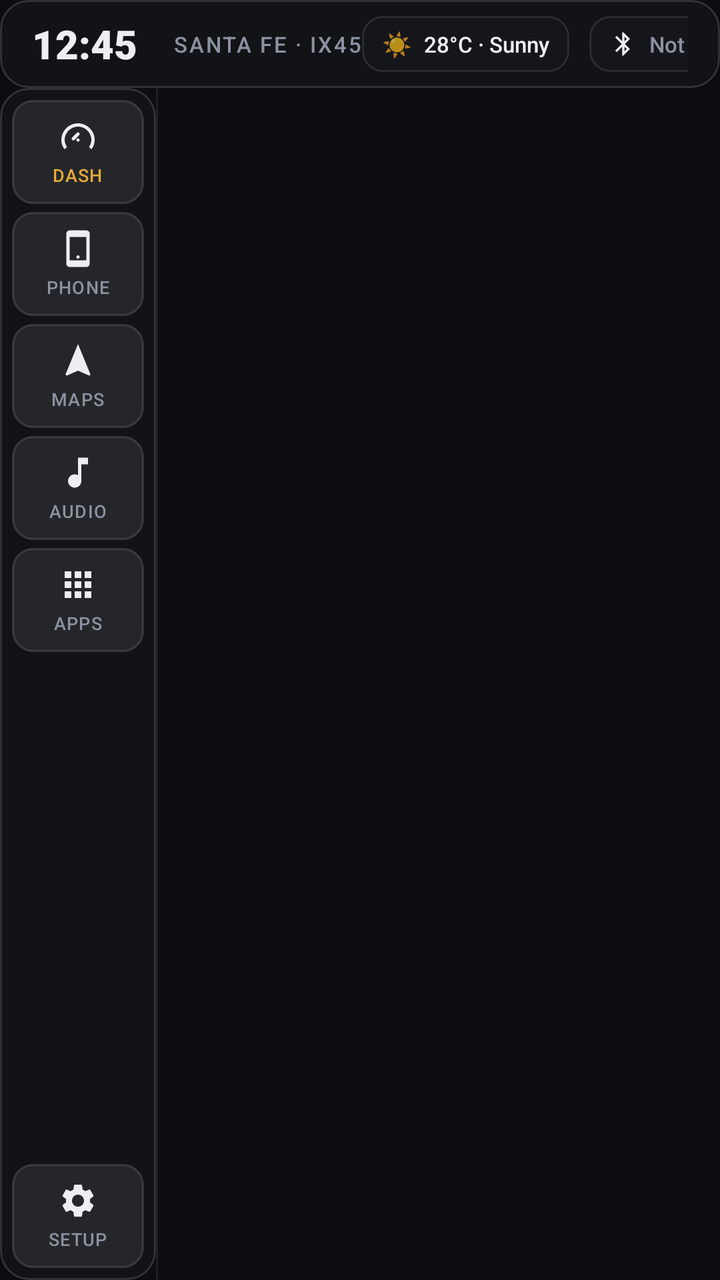
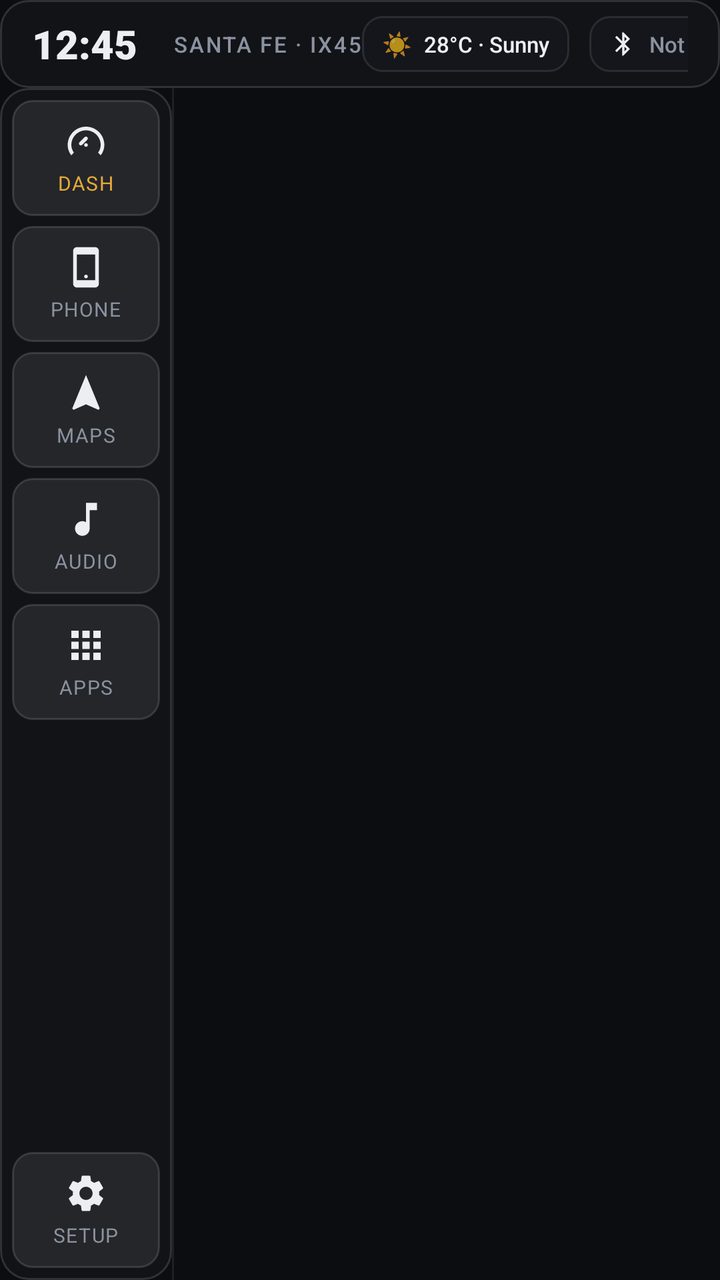

Compare the two renders of this Android layout. The source of the first and the diff that turns it into the second are given below.
<!-- AndroidManifest.xml: application theme Theme.ApexDrive -->
<!-- res/layout/activity_main.xml -->
<?xml version="1.0" encoding="utf-8"?>
<LinearLayout xmlns:android="http://schemas.android.com/apk/res/android"
    android:layout_width="match_parent"
    android:layout_height="match_parent"
    android:orientation="vertical"
    android:background="@color/cockpit_surface_base">

    
    <LinearLayout
        android:id="@+id/headerBar"
        android:layout_width="match_parent"
        android:layout_height="44dp"
        android:orientation="horizontal"
        android:gravity="center_vertical"
        android:background="@drawable/bg_panel"
        android:paddingStart="16dp"
        android:paddingEnd="16dp">

        
        <TextView
            android:id="@+id/tvClock"
            android:layout_width="wrap_content"
            android:layout_height="wrap_content"
            android:text="12:45"
            android:textColor="@color/cockpit_text_primary"
            android:textSize="20sp"
            android:fontFamily="sans-serif-black" />

        
        <TextView
            android:id="@+id/tvVehicleModel"
            android:layout_width="wrap_content"
            android:layout_height="wrap_content"
            android:layout_marginStart="18dp"
            android:text="SANTA FE · IX45"
            android:textColor="@color/cockpit_text_secondary"
            android:textSize="11sp"
            android:fontFamily="sans-serif-medium"
            android:letterSpacing="0.08" />

        <View
            android:layout_width="0dp"
            android:layout_height="1dp"
            android:layout_weight="1" />

        
        <LinearLayout
            android:id="@+id/pillHeaderWeather"
            android:layout_width="wrap_content"
            android:layout_height="28dp"
            android:orientation="horizontal"
            android:gravity="center_vertical"
            android:background="@drawable/bg_card_inner"
            android:paddingStart="10dp"
            android:paddingEnd="10dp"
            android:clickable="true"
            android:focusable="true">

            <TextView
                android:id="@+id/tvWeatherIcon"
                android:layout_width="wrap_content"
                android:layout_height="wrap_content"
                android:text="☀️"
                android:textSize="12sp" />

            <TextView
                android:id="@+id/tvWeatherText"
                android:layout_width="wrap_content"
                android:layout_height="wrap_content"
                android:layout_marginStart="6dp"
                android:text="28°C · Sunny"
                android:textColor="@color/cockpit_text_primary"
                android:textSize="11sp"
                android:fontFamily="sans-serif-medium" />
        </LinearLayout>

        
        <LinearLayout
            android:id="@+id/pillHeaderBluetooth"
            android:layout_width="wrap_content"
            android:layout_height="28dp"
            android:layout_marginStart="10dp"
            android:orientation="horizontal"
            android:gravity="center_vertical"
            android:background="@drawable/bg_card_inner"
            android:paddingStart="10dp"
            android:paddingEnd="10dp"
            android:clickable="true"
            android:focusable="true">

            <ImageView
                android:id="@+id/ivHeaderBtIcon"
                android:layout_width="14dp"
                android:layout_height="14dp"
                android:src="@drawable/ic_nav_bluetooth"
                android:contentDescription="Bluetooth" />

            <TextView
                android:id="@+id/tvHeaderBluetooth"
                android:layout_width="wrap_content"
                android:layout_height="wrap_content"
                android:layout_marginStart="6dp"
                android:text="Not Connected"
                android:textColor="@color/cockpit_text_secondary"
                android:textSize="11sp"
                android:fontFamily="sans-serif-medium" />
        </LinearLayout>

    </LinearLayout>

    
    <LinearLayout
        android:layout_width="match_parent"
        android:layout_height="0dp"
        android:layout_weight="1"
        android:orientation="horizontal">

        
        <LinearLayout
            android:id="@+id/driverRail"
            android:layout_width="78dp"
            android:layout_height="match_parent"
            android:orientation="vertical"
            android:gravity="center_horizontal"
            android:background="@drawable/bg_panel"
            android:paddingTop="6dp"
            android:paddingBottom="6dp">

            
            <LinearLayout
                android:id="@+id/railBtnDash"
                android:layout_width="66dp"
                android:layout_height="52dp"
                android:orientation="vertical"
                android:gravity="center"
                android:background="@drawable/bg_elevated_btn"
                android:clickable="true"
                android:focusable="true">

                <ImageView
                    android:id="@+id/ivDashIcon"
                    android:layout_width="20dp"
                    android:layout_height="20dp"
                    android:src="@drawable/ic_nav_dash"
                    android:contentDescription="Dash" />

                <TextView
                    android:id="@+id/tvDashLabel"
                    android:layout_width="wrap_content"
                    android:layout_height="wrap_content"
                    android:layout_marginTop="3dp"
                    android:text="DASH"
                    android:textColor="@color/accent_amber"
                    android:textSize="9sp"
                    android:fontFamily="sans-serif-medium"
                    android:letterSpacing="0.05" />
            </LinearLayout>

            
            <LinearLayout
                android:id="@+id/railBtnCarPlay"
                android:layout_width="66dp"
                android:layout_height="52dp"
                android:layout_marginTop="4dp"
                android:orientation="vertical"
                android:gravity="center"
                android:background="@drawable/bg_elevated_btn"
                android:clickable="true"
                android:focusable="true">

                <ImageView
                    android:id="@+id/ivCarPlayIcon"
                    android:layout_width="20dp"
                    android:layout_height="20dp"
                    android:src="@drawable/ic_nav_carplay"
                    android:contentDescription="CarPlay" />

                <TextView
                    android:id="@+id/tvCarPlayLabel"
                    android:layout_width="wrap_content"
                    android:layout_height="wrap_content"
                    android:layout_marginTop="3dp"
                    android:text="PHONE"
                    android:textColor="@color/cockpit_text_secondary"
                    android:textSize="9sp"
                    android:fontFamily="sans-serif-medium"
                    android:letterSpacing="0.05" />
            </LinearLayout>

            
            <LinearLayout
                android:id="@+id/railBtnMaps"
                android:layout_width="66dp"
                android:layout_height="52dp"
                android:layout_marginTop="4dp"
                android:orientation="vertical"
                android:gravity="center"
                android:background="@drawable/bg_elevated_btn"
                android:clickable="true"
                android:focusable="true">

                <ImageView
                    android:id="@+id/ivMapsIcon"
                    android:layout_width="20dp"
                    android:layout_height="20dp"
                    android:src="@drawable/ic_nav_maps"
                    android:contentDescription="Maps" />

                <TextView
                    android:id="@+id/tvMapsLabel"
                    android:layout_width="wrap_content"
                    android:layout_height="wrap_content"
                    android:layout_marginTop="3dp"
                    android:text="MAPS"
                    android:textColor="@color/cockpit_text_secondary"
                    android:textSize="9sp"
                    android:fontFamily="sans-serif-medium"
                    android:letterSpacing="0.05" />
            </LinearLayout>

            
            <LinearLayout
                android:id="@+id/railBtnAudio"
                android:layout_width="66dp"
                android:layout_height="52dp"
                android:layout_marginTop="4dp"
                android:orientation="vertical"
                android:gravity="center"
                android:background="@drawable/bg_elevated_btn"
                android:clickable="true"
                android:focusable="true">

                <ImageView
                    android:id="@+id/ivAudioIcon"
                    android:layout_width="20dp"
                    android:layout_height="20dp"
                    android:src="@drawable/ic_nav_audio"
                    android:contentDescription="Audio" />

                <TextView
                    android:id="@+id/tvAudioLabel"
                    android:layout_width="wrap_content"
                    android:layout_height="wrap_content"
                    android:layout_marginTop="3dp"
                    android:text="AUDIO"
                    android:textColor="@color/cockpit_text_secondary"
                    android:textSize="9sp"
                    android:fontFamily="sans-serif-medium"
                    android:letterSpacing="0.05" />
            </LinearLayout>

            
            <LinearLayout
                android:id="@+id/railBtnApps"
                android:layout_width="66dp"
                android:layout_height="52dp"
                android:layout_marginTop="4dp"
                android:orientation="vertical"
                android:gravity="center"
                android:background="@drawable/bg_elevated_btn"
                android:clickable="true"
                android:focusable="true">

                <ImageView
                    android:id="@+id/ivAppsIcon"
                    android:layout_width="20dp"
                    android:layout_height="20dp"
                    android:src="@drawable/ic_nav_apps"
                    android:contentDescription="Apps" />

                <TextView
                    android:id="@+id/tvAppsLabel"
                    android:layout_width="wrap_content"
                    android:layout_height="wrap_content"
                    android:layout_marginTop="3dp"
                    android:text="APPS"
                    android:textColor="@color/cockpit_text_secondary"
                    android:textSize="9sp"
                    android:fontFamily="sans-serif-medium"
                    android:letterSpacing="0.05" />
            </LinearLayout>

            
            <View
                android:layout_width="1dp"
                android:layout_height="0dp"
                android:layout_weight="1" />

            
            <LinearLayout
                android:id="@+id/railBtnSetup"
                android:layout_width="66dp"
                android:layout_height="52dp"
                android:orientation="vertical"
                android:gravity="center"
                android:background="@drawable/bg_elevated_btn"
                android:clickable="true"
                android:focusable="true">

                <ImageView
                    android:id="@+id/ivSetupIcon"
                    android:layout_width="20dp"
                    android:layout_height="20dp"
                    android:src="@drawable/ic_nav_setup"
                    android:contentDescription="Setup" />

                <TextView
                    android:id="@+id/tvSetupLabel"
                    android:layout_width="wrap_content"
                    android:layout_height="wrap_content"
                    android:layout_marginTop="3dp"
                    android:text="SETUP"
                    android:textColor="@color/cockpit_text_secondary"
                    android:textSize="9sp"
                    android:fontFamily="sans-serif-medium"
                    android:letterSpacing="0.05" />
            </LinearLayout>

        </LinearLayout>

        
        <View
            android:layout_width="1dp"
            android:layout_height="match_parent"
            android:background="@color/cockpit_surface_border_subtle" />

        
        <FrameLayout
            android:id="@+id/viewContainer"
            android:layout_width="0dp"
            android:layout_height="match_parent"
            android:layout_weight="1" />

    </LinearLayout>

</LinearLayout>
<!-- resources referenced by this layout -->
<resources>
  <color name="accent_amber">#E5A93C</color>
  <color name="cockpit_surface_base">#0C0D10</color>
  <color name="cockpit_surface_border_subtle">#1C2027</color>
  <color name="cockpit_text_primary">#ECEEF2</color>
  <color name="cockpit_text_secondary">#8B92A0</color>
  <!-- drawable bg_card_inner (drawable) -->
  <?xml version="1.0" encoding="utf-8"?>
  <shape xmlns:android="http://schemas.android.com/apk/res/android"
      android:shape="rectangle">
      
      <solid android:color="#77181B22" />
      <stroke
          android:width="1dp"
          android:color="#1AFFFFFF" />
      <corners android:radius="10dp" />
  </shape>
  <!-- drawable bg_panel (drawable) -->
  <?xml version="1.0" encoding="utf-8"?>
  <shape xmlns:android="http://schemas.android.com/apk/res/android"
      android:shape="rectangle">
      
      <solid android:color="#E8121419" />
      <stroke
          android:width="1dp"
          android:color="#24FFFFFF" />
      <corners android:radius="14dp" />
  </shape>
  <!-- drawable ic_nav_apps (drawable) -->
  <vector xmlns:android="http://schemas.android.com/apk/res/android"
      android:width="24dp"
      android:height="24dp"
      android:viewportWidth="24"
      android:viewportHeight="24">
      
      <path
          android:fillColor="#ECEEF2"
          android:pathData="M4,8h4V4H4v4zm6,12h4v-4h-4v4zm-6,0h4v-4H4v4zm0,-6h4v-4H4v4zm6,0h4v-4h-4v4zm6,-10v4h4V4h-4zm-6,4h4V4h-4v4zm6,6h4v-4h-4v4zm0,6h4v-4h-4v4z" />
  </vector>
  <!-- drawable ic_nav_audio (drawable) -->
  <vector xmlns:android="http://schemas.android.com/apk/res/android"
      android:width="24dp"
      android:height="24dp"
      android:viewportWidth="24"
      android:viewportHeight="24">
      
      <path
          android:fillColor="#ECEEF2"
          android:pathData="M12,3v10.55c-0.59,-0.34 -1.27,-0.55 -2,-0.55 -2.21,0 -4,1.79 -4,4s1.79,4 4,4 4,-1.79 4,-4V7h4V3h-6z" />
  </vector>
  <!-- drawable ic_nav_bluetooth (drawable) -->
  <vector xmlns:android="http://schemas.android.com/apk/res/android"
      android:width="24dp"
      android:height="24dp"
      android:viewportWidth="24"
      android:viewportHeight="24">
      
      <path
          android:fillColor="#ECEEF2"
          android:pathData="M17.71,7.71L12,2h-1v7.59L6.41,5 5,6.41 10.59,12 5,17.59 6.41,19 11,14.41V22h1l5.71,-5.71 -4.3,-4.29 4.3,-4.29zM13,5.83l1.88,1.88L13,9.59V5.83zm1.88,10.46L13,18.17v-3.76l1.88,1.88z" />
  </vector>
  <!-- drawable ic_nav_carplay (drawable) -->
  <vector xmlns:android="http://schemas.android.com/apk/res/android"
      android:width="24dp"
      android:height="24dp"
      android:viewportWidth="24"
      android:viewportHeight="24">
      
      <path
          android:fillColor="#ECEEF2"
          android:pathData="M17,1.01L7,1c-1.1,0 -2,0.9 -2,2v18c0,1.1 0.9,2 2,2h10c1.1,0 2,-0.9 2,-2V3c0,-1.1 -0.9,-1.99 -2,-1.99zM17,19H7V5h10v14zM12,18c0.55,0 1,-0.45 1,-1s-0.45,-1 -1,-1 -1,0.45 -1,1 0.45,1 1,1z" />
  </vector>
  <!-- drawable ic_nav_maps (drawable) -->
  <vector xmlns:android="http://schemas.android.com/apk/res/android"
      android:width="24dp"
      android:height="24dp"
      android:viewportWidth="24"
      android:viewportHeight="24">
      
      <path
          android:fillColor="#ECEEF2"
          android:pathData="M12,2L4.5,20.29l0.71,0.71L12,18l6.79,3 0.71,-0.71z" />
  </vector>
  <style name="Theme.ApexDrive" parent="Theme.AppCompat.NoActionBar">
          <item name="android:windowBackground">@color/cockpit_surface_base</item>
          <item name="android:statusBarColor">@color/cockpit_surface_panel</item>
          <item name="android:navigationBarColor">@color/cockpit_surface_base</item>
          <item name="android:windowNoTitle">true</item>
          <item name="android:windowFullscreen">true</item>
          <item name="android:colorBackground">@color/cockpit_surface_base</item>
      </style>
  <color name="cockpit_surface_panel">#13151A</color>
  <!-- unchanged entries left out for length: 3 -->
</resources>

<!-- the commit's change to res/layout/activity_main.xml (unified diff, before → after) -->
@@ -118,7 +118,7 @@
         
         <LinearLayout
             android:id="@+id/driverRail"
-            android:layout_width="78dp"
+            android:layout_width="86dp"
             android:layout_height="match_parent"
             android:orientation="vertical"
             android:gravity="center_horizontal"
@@ -129,8 +129,8 @@
             
             <LinearLayout
                 android:id="@+id/railBtnDash"
-                android:layout_width="66dp"
-                android:layout_height="52dp"
+                android:layout_width="74dp"
+                android:layout_height="58dp"
                 android:orientation="vertical"
                 android:gravity="center"
                 android:background="@drawable/bg_elevated_btn"
@@ -139,8 +139,8 @@
 
                 <ImageView
                     android:id="@+id/ivDashIcon"
-                    android:layout_width="20dp"
-                    android:layout_height="20dp"
+                    android:layout_width="22dp"
+                    android:layout_height="22dp"
                     android:src="@drawable/ic_nav_dash"
                     android:contentDescription="Dash" />
 
@@ -151,17 +151,17 @@
                     android:layout_marginTop="3dp"
                     android:text="DASH"
                     android:textColor="@color/accent_amber"
-                    android:textSize="9sp"
-                    android:fontFamily="sans-serif-medium"
+                    android:textSize="10sp"
+                    android:fontFamily="sans-serif-bold"
                     android:letterSpacing="0.05" />
             </LinearLayout>
 
             
             <LinearLayout
                 android:id="@+id/railBtnCarPlay"
-                android:layout_width="66dp"
-                android:layout_height="52dp"
-                android:layout_marginTop="4dp"
+                android:layout_width="74dp"
+                android:layout_height="58dp"
+                android:layout_marginTop="5dp"
                 android:orientation="vertical"
                 android:gravity="center"
                 android:background="@drawable/bg_elevated_btn"
@@ -170,8 +170,8 @@
 
                 <ImageView
                     android:id="@+id/ivCarPlayIcon"
-                    android:layout_width="20dp"
-                    android:layout_height="20dp"
+                    android:layout_width="22dp"
+                    android:layout_height="22dp"
                     android:src="@drawable/ic_nav_carplay"
                     android:contentDescription="CarPlay" />
 
@@ -182,17 +182,17 @@
                     android:layout_marginTop="3dp"
                     android:text="PHONE"
                     android:textColor="@color/cockpit_text_secondary"
-                    android:textSize="9sp"
-                    android:fontFamily="sans-serif-medium"
+                    android:textSize="10sp"
+                    android:fontFamily="sans-serif-bold"
                     android:letterSpacing="0.05" />
             </LinearLayout>
 
             
             <LinearLayout
                 android:id="@+id/railBtnMaps"
-                android:layout_width="66dp"
-                android:layout_height="52dp"
-                android:layout_marginTop="4dp"
+                android:layout_width="74dp"
+                android:layout_height="58dp"
+                android:layout_marginTop="5dp"
                 android:orientation="vertical"
                 android:gravity="center"
                 android:background="@drawable/bg_elevated_btn"
@@ -201,8 +201,8 @@
 
                 <ImageView
                     android:id="@+id/ivMapsIcon"
-                    android:layout_width="20dp"
-                    android:layout_height="20dp"
+                    android:layout_width="22dp"
+                    android:layout_height="22dp"
                     android:src="@drawable/ic_nav_maps"
                     android:contentDescription="Maps" />
 
@@ -213,17 +213,17 @@
                     android:layout_marginTop="3dp"
                     android:text="MAPS"
                     android:textColor="@color/cockpit_text_secondary"
-                    android:textSize="9sp"
-                    android:fontFamily="sans-serif-medium"
+                    android:textSize="10sp"
+                    android:fontFamily="sans-serif-bold"
                     android:letterSpacing="0.05" />
             </LinearLayout>
 
             
             <LinearLayout
                 android:id="@+id/railBtnAudio"
-                android:layout_width="66dp"
-                android:layout_height="52dp"
-                android:layout_marginTop="4dp"
+                android:layout_width="74dp"
+                android:layout_height="58dp"
+                android:layout_marginTop="5dp"
                 android:orientation="vertical"
                 android:gravity="center"
                 android:background="@drawable/bg_elevated_btn"
@@ -232,8 +232,8 @@
 
                 <ImageView
                     android:id="@+id/ivAudioIcon"
-                    android:layout_width="20dp"
-                    android:layout_height="20dp"
+                    android:layout_width="22dp"
+                    android:layout_height="22dp"
                     android:src="@drawable/ic_nav_audio"
                     android:contentDescription="Audio" />
 
@@ -244,17 +244,17 @@
                     android:layout_marginTop="3dp"
                     android:text="AUDIO"
                     android:textColor="@color/cockpit_text_secondary"
-                    android:textSize="9sp"
-                    android:fontFamily="sans-serif-medium"
+                    android:textSize="10sp"
+                    android:fontFamily="sans-serif-bold"
                     android:letterSpacing="0.05" />
             </LinearLayout>
 
             
             <LinearLayout
                 android:id="@+id/railBtnApps"
-                android:layout_width="66dp"
-                android:layout_height="52dp"
-                android:layout_marginTop="4dp"
+                android:layout_width="74dp"
+                android:layout_height="58dp"
+                android:layout_marginTop="5dp"
                 android:orientation="vertical"
                 android:gravity="center"
                 android:background="@drawable/bg_elevated_btn"
@@ -263,8 +263,8 @@
 
                 <ImageView
                     android:id="@+id/ivAppsIcon"
-                    android:layout_width="20dp"
-                    android:layout_height="20dp"
+                    android:layout_width="22dp"
+                    android:layout_height="22dp"
                     android:src="@drawable/ic_nav_apps"
                     android:contentDescription="Apps" />
 
@@ -275,8 +275,8 @@
                     android:layout_marginTop="3dp"
                     android:text="APPS"
                     android:textColor="@color/cockpit_text_secondary"
-                    android:textSize="9sp"
-                    android:fontFamily="sans-serif-medium"
+                    android:textSize="10sp"
+                    android:fontFamily="sans-serif-bold"
                     android:letterSpacing="0.05" />
             </LinearLayout>
 
@@ -289,8 +289,8 @@
             
             <LinearLayout
                 android:id="@+id/railBtnSetup"
-                android:layout_width="66dp"
-                android:layout_height="52dp"
+                android:layout_width="74dp"
+                android:layout_height="58dp"
                 android:orientation="vertical"
                 android:gravity="center"
                 android:background="@drawable/bg_elevated_btn"
@@ -299,8 +299,8 @@
 
                 <ImageView
                     android:id="@+id/ivSetupIcon"
-                    android:layout_width="20dp"
-                    android:layout_height="20dp"
+                    android:layout_width="22dp"
+                    android:layout_height="22dp"
                     android:src="@drawable/ic_nav_setup"
                     android:contentDescription="Setup" />
 
@@ -311,8 +311,8 @@
                     android:layout_marginTop="3dp"
                     android:text="SETUP"
                     android:textColor="@color/cockpit_text_secondary"
-                    android:textSize="9sp"
-                    android:fontFamily="sans-serif-medium"
+                    android:textSize="10sp"
+                    android:fontFamily="sans-serif-bold"
                     android:letterSpacing="0.05" />
             </LinearLayout>
 
